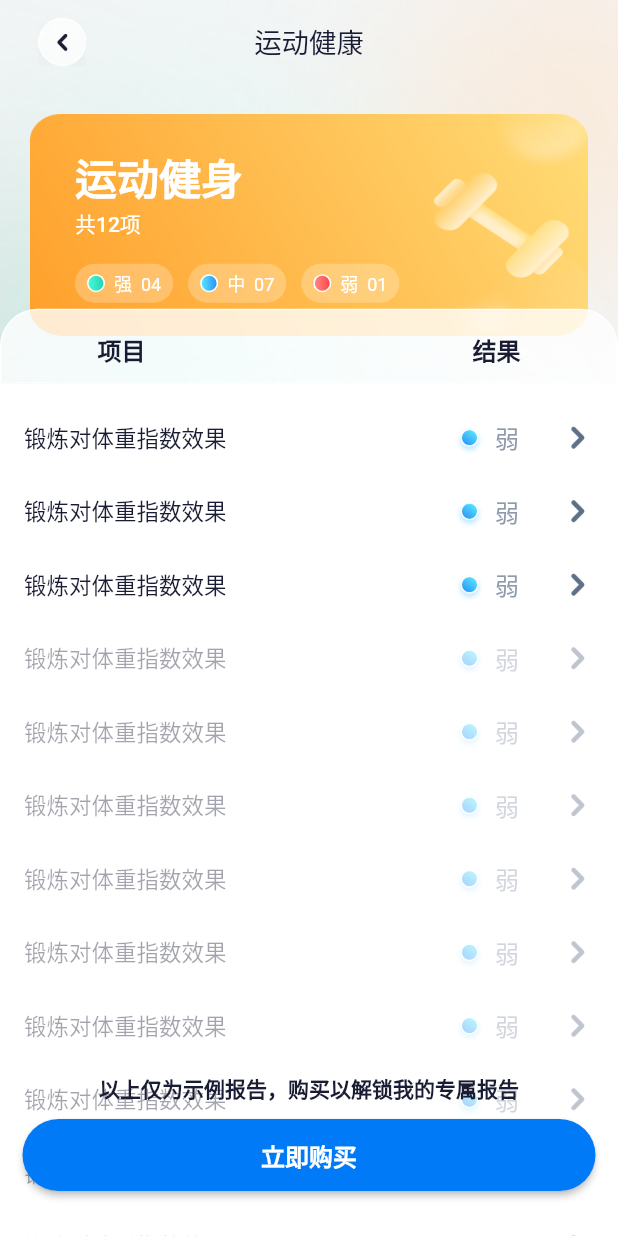
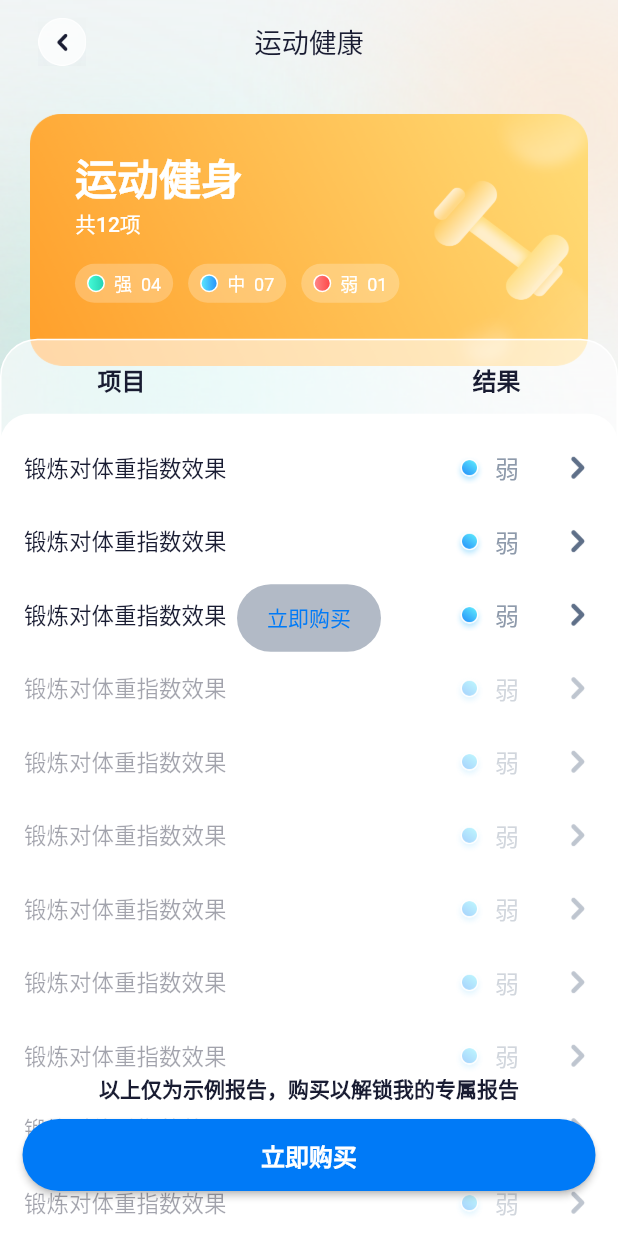
Before and after one commit to chenqun2016/zgene, a Flutter app: the ReportListPage widget shown alone on an empty page, opened directly, after a tap on "立即购买", on a phone screen of 412 x 824 dp. Run offline on Flutter 3.47's test engine with Material 2 defaults, Android fonts, the phone set to English and light mode, and no system bars; our stand-ins replace card_swiper, chewie, connectivity, device_info, dio, flutter_easyloading and 6 more; missing offline and left inert: flutter_inappwebview, flutter_pickers; accounts and stored records are empty; network calls fail.

Commit message:
报告页 UI 调整

```diff
--- a/zgene/lib/pages/report/report_list_page.dart
+++ b/zgene/lib/pages/report/report_list_page.dart
@@ -27,13 +27,13 @@ class _ReportListPageState extends BaseWidgetState<ReportListPage> {
     backImgPath = "assets/images/mine/img_bg_my.png";
 
     listeningController.addListener(() {
-      if (listeningController.position.pixels.toInt() > 150 &&
+      if (listeningController.position.pixels.toInt() > 170 &&
           !canFixedHeadShow) {
         setState(() {
           canFixedHeadShow = true;
         });
       }
-      if (listeningController.position.pixels.toInt() <= 150 &&
+      if (listeningController.position.pixels.toInt() <= 170 &&
           canFixedHeadShow) {
         setState(() {
           canFixedHeadShow = false;
@@ -51,18 +51,18 @@ class _ReportListPageState extends BaseWidgetState<ReportListPage> {
           child: Stack(
             children: [
               _buildSliverAppBar(),
-              _buildPersistentHeader(150),
+              _buildPersistentHeader(170),
               _buildSliverList(),
             ],
           ),
         ),
         _buildfixedHeader(),
-        Positioned(left: 15, right: 15, bottom: 30, child: _bug)
+        Positioned(left: 15, right: 15, bottom: 30, child: _buy)
       ],
     );
   }
 
-  Widget get _bug {
+  Widget get _buy {
     return Column(
       crossAxisAlignment: CrossAxisAlignment.center,
       children: [
@@ -83,7 +83,9 @@ class _ReportListPageState extends BaseWidgetState<ReportListPage> {
           minWidth: double.infinity,
           disabledColor: Colors.white,
           color: ColorConstant.TextMainColor,
-          onPressed: () {},
+          onPressed: () {
+            UiUitls.showToast("立即购买");
+          },
           child: Text("立即购买",
               style: TextStyle(
                 fontSize: 16,
@@ -135,18 +137,20 @@ class _ReportListPageState extends BaseWidgetState<ReportListPage> {
       );
 
   Widget _buildPersistentHeader(double marginHeight) => Container(
-      height: 50,
+      height: 88,
       margin: EdgeInsets.only(top: marginHeight),
       decoration: BoxDecoration(
-        color: Color.fromARGB(trans < 200 ? 200 : trans, 255, 255, 255),
+        color: Color.fromARGB(trans < 150 ? 150 : trans, 255, 255, 255),
         // color: Colors.white,
         border: Border.all(
           color: Colors.white,
           width: 1,
         ),
         borderRadius: BorderRadius.only(
-          topLeft: Radius.circular(25 * (1 - trans / 255)),
-          topRight: Radius.circular(25 * (1 - trans / 255)),
+          // topLeft: Radius.circular(25 * (1 - trans / 255)),
+          // topRight: Radius.circular(25 * (1 - trans / 255)),
+          topLeft: Radius.circular(25),
+          topRight: Radius.circular(25),
         ),
       ),
       child: Row(
@@ -177,13 +181,13 @@ class _ReportListPageState extends BaseWidgetState<ReportListPage> {
       ));
 
   Widget _buildSliverList() => Container(
-        margin: EdgeInsets.only(top: 200),
+        margin: EdgeInsets.only(top: 220),
         decoration: BoxDecoration(
           color: Colors.white,
-          // borderRadius: BorderRadius.only(
-          //   topLeft: Radius.circular(20),
-          //   topRight: Radius.circular(20),
-          // ),
+          borderRadius: BorderRadius.only(
+            topLeft: Radius.circular(20),
+            topRight: Radius.circular(20),
+          ),
         ),
         child: ListView.builder(
           shrinkWrap: true,
@@ -249,7 +253,7 @@ class _ReportListPageState extends BaseWidgetState<ReportListPage> {
       children: [
         Container(
           width: double.infinity,
-          height: 148,
+          height: 168,
           decoration: BoxDecoration(
               image: DecorationImage(
             image: AssetImage("assets/images/report/banner_yundong.png"),
```
